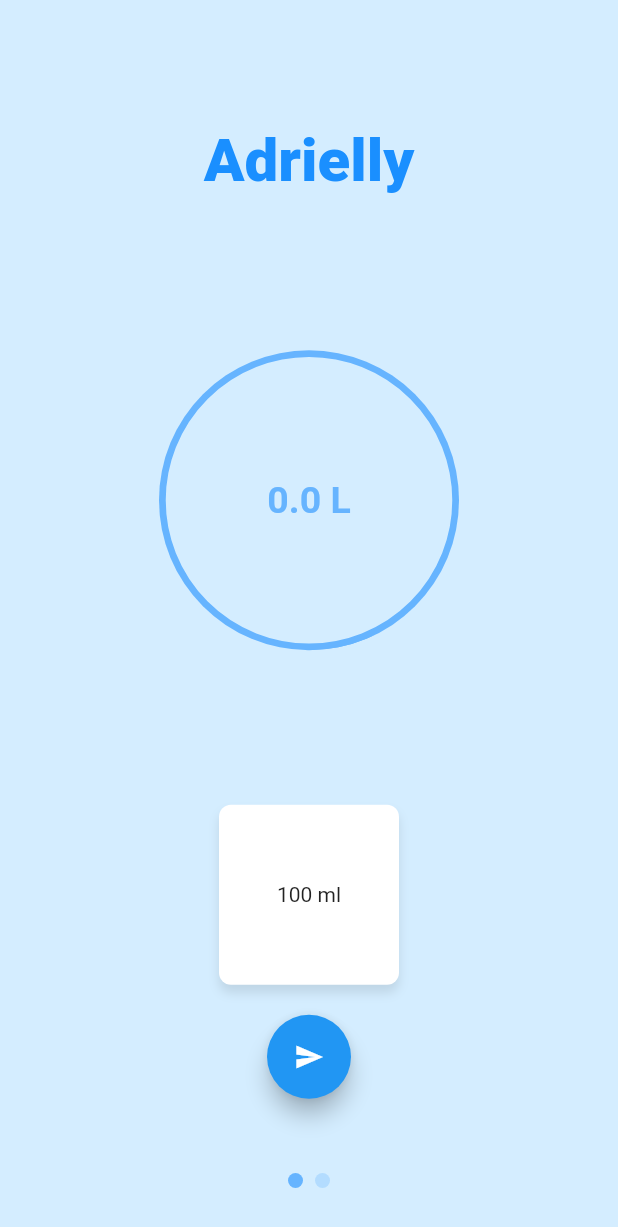
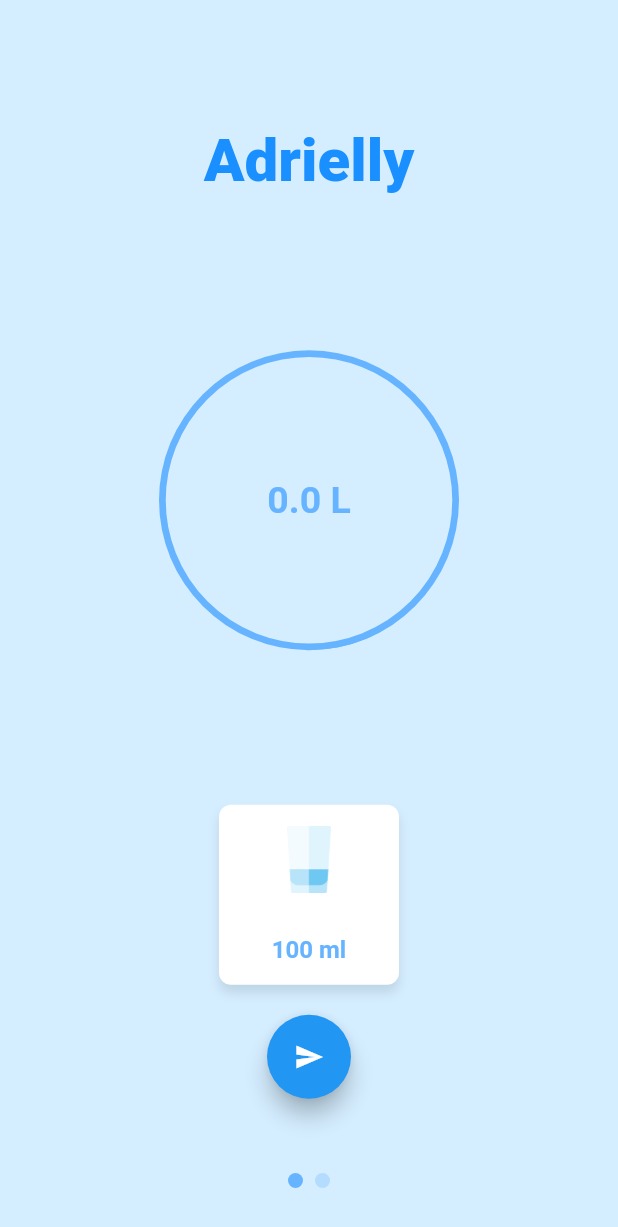
Before and after one commit to arthurgonzaga/drink_water, a Flutter app: the screen it shows after launch, on a phone screen of 412 x 824 dp. Shown: the top 1227 px of the screen. Run offline on Flutter 3.47's test engine with Material 2 defaults, Android fonts, the phone set to English and light mode, and no system bars; drawn by our look-alikes of smooth_page_indicator; our stand-ins replace fl_chart, flutter_local_notifications, liquid_progress_indicator, shared_preferences.

Commit message:
Implement of the Water Icons

```diff
--- a/lib/card_water_amount.dart
+++ b/lib/card_water_amount.dart
@@ -18,10 +18,106 @@ class CardWaterState extends State<CardWater>{
       body: PageView(
         controller: widget.controller,
         children: [
-          Center(child: Text("100 ml")),
-          Center(child: Text("200 ml")),
-          Center(child: Text("300 ml")),
-        ],
+          Center(
+              child: Column(
+                mainAxisAlignment: MainAxisAlignment.spaceAround,
+                children: [
+                  Container(
+                    child: Image.asset("imgs/100ml.png"),
+                    width: 45,
+                    height: 45,
+                  ),
+                  Text(
+                    "100 ml",
+                    style: TextStyle(
+                        color: Color.fromRGBO(102, 180, 255, 1),
+                        fontSize: 16,
+                        fontWeight: FontWeight.bold
+                    ),
+                  ),
+                ],
+              )
+          ),
+          Center(
+              child: Column(
+                mainAxisAlignment: MainAxisAlignment.spaceAround,
+                children: [
+                  Container(
+                    child: Image.asset("imgs/150ml.png"),
+                    width: 45,
+                    height: 45,
+                  ),
+                  Text(
+                    "150 ml",
+                    style: TextStyle(
+                        color: Color.fromRGBO(102, 180, 255, 1),
+                        fontSize: 16,
+                        fontWeight: FontWeight.bold
+                    ),
+                  ),
+                ],
+              )
+          ),
+          Center(
+              child: Column(
+                mainAxisAlignment: MainAxisAlignment.spaceAround,
+                children: [
+                  Container(
+                    child: Image.asset("imgs/200ml.png"),
+                    width: 45,
+                    height: 45,
+                  ),
+                  Text(
+                      "200 ml",
+                      style: TextStyle(
+                          color: Color.fromRGBO(102, 180, 255, 1),
+                        fontSize: 16,
+                        fontWeight: FontWeight.bold
+                      ),
+            ),
+                ],
+              )
+          ),
+          Center(
+              child: Column(
+                mainAxisAlignment: MainAxisAlignment.spaceAround,
+                children: [
+                  Container(
+                    child: Image.asset("imgs/250ml.png"),
+                    width: 50,
+                    height: 50,
+                  ),
+                  Text(
+                    "250 ml",
+                    style: TextStyle(
+                        color: Color.fromRGBO(102, 180, 255, 1),
+                        fontSize: 16,
+                        fontWeight: FontWeight.bold
+                    ),
+                  ),
+                ],
+              )
+          ),
+          Center(
+              child: Column(
+                mainAxisAlignment: MainAxisAlignment.spaceAround,
+                children: [
+                  Container(
+                    child: Image.asset("imgs/250ml.png"),
+                    width: 50,
+                    height: 50,
+                  ),
+                  Text(
+                      "300 ml",
+                      style: TextStyle(
+                        color: Color.fromRGBO(102, 180, 255, 1),
+                        fontSize: 16,
+                        fontWeight: FontWeight.bold
+                      ),
+            ),
+                ],
+              ),
+          )],
       ),
     );
   }
```
